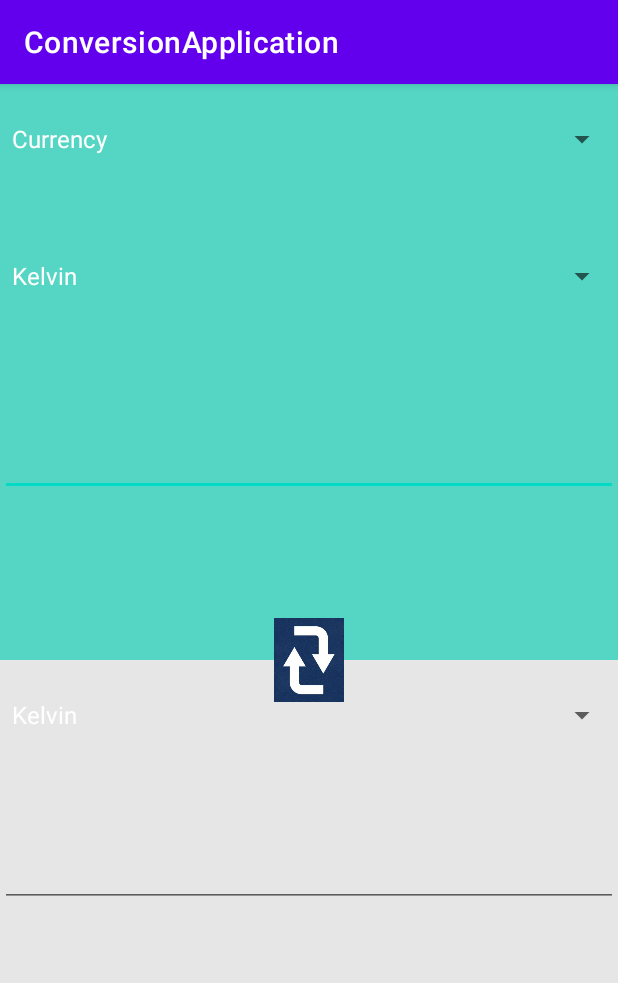
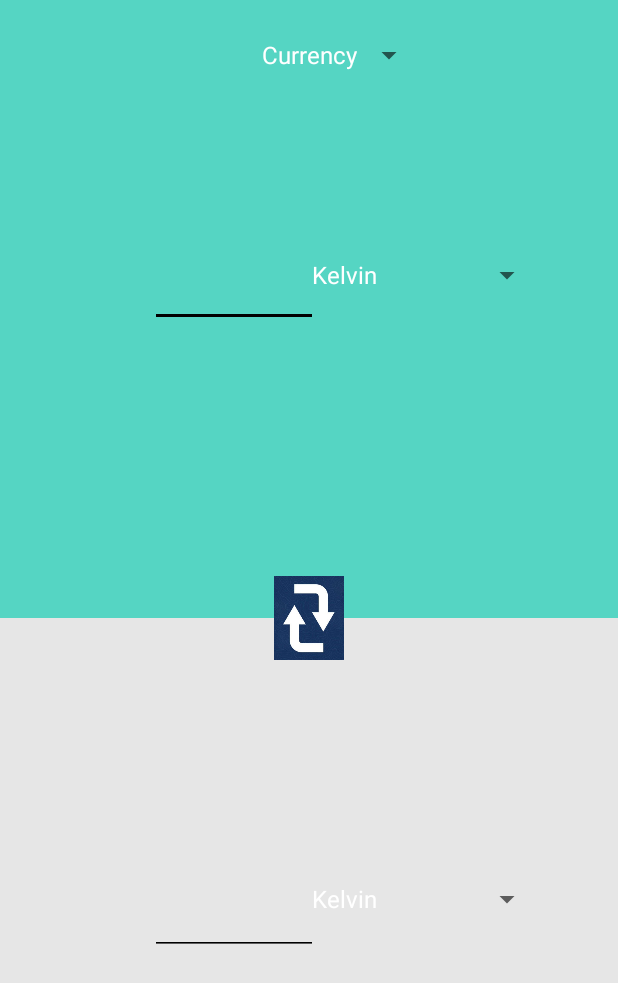
Before and after one commit to PallaviN26/conversionApplication, an Android app: the Temperature screen opened directly, with no data from a screen before it, on a phone screen of 412 x 824 dp. Shown: the top 983 px of the screen. Run offline under Robolectric (Android 15) with nearby library versions, the phone set to English and light mode, and no system bars.

Commit message:
ui changes to temperature

```diff
--- a/app/src/main/java/com/example/conversionapplication/Converter.java
+++ b/app/src/main/java/com/example/conversionapplication/Converter.java
@@ -3,6 +3,7 @@ package com.example.conversionapplication;
 import android.view.View;
 import android.widget.ArrayAdapter;
 import android.widget.Spinner;
+import android.widget.TextView;
 
 import androidx.appcompat.app.AppCompatActivity;
 
@@ -11,11 +12,14 @@ public abstract class Converter extends AppCompatActivity {
         ArrayAdapter<CharSequence> adapter = ArrayAdapter.createFromResource(getApplicationContext(),R.array.basic_category_array, android.R.layout.simple_spinner_dropdown_item);
         adapter.setDropDownViewResource(android.R.layout.simple_spinner_dropdown_item);
         spinner.setAdapter(adapter);
+
     }
     public void listOptions(Spinner dropdown1,Spinner dropdown2){
         ArrayAdapter<CharSequence> adapter = ArrayAdapter.createFromResource(getApplicationContext(),R.array.temperature_options, android.R.layout.simple_spinner_dropdown_item);
         adapter.setDropDownViewResource(android.R.layout.simple_spinner_dropdown_item);
         dropdown1.setAdapter(adapter);
+//        TextView textView=(TextView)findViewById(R.id.textView);
+//        textView.setText(dropdown1.getSelectedItem().toString());
         dropdown2.setAdapter(adapter);
     }
 
--- a/app/src/main/java/com/example/conversionapplication/MainActivity.java
+++ b/app/src/main/java/com/example/conversionapplication/MainActivity.java
@@ -13,6 +13,7 @@ public class MainActivity extends AppCompatActivity {
     @Override
     protected void onCreate(Bundle savedInstanceState) {
         super.onCreate(savedInstanceState);
+        getSupportActionBar().hide();
         setContentView(R.layout.activity_main);
     }
     public void categoryFile(View view){
--- a/app/src/main/java/com/example/conversionapplication/Temperature.java
+++ b/app/src/main/java/com/example/conversionapplication/Temperature.java
@@ -17,6 +17,7 @@ public class Temperature extends Converter {
     @Override
     protected void onCreate(Bundle savedInstanceState) {
         super.onCreate(savedInstanceState);
+        getSupportActionBar().hide();
         setContentView(R.layout.activity_temperature);
         swapImage = findViewById(R.id.swap);
         swapImage.setRotation(90);
--- a/app/src/main/res/layout/activity_temperature.xml
+++ b/app/src/main/res/layout/activity_temperature.xml
@@ -23,20 +23,67 @@
 
                 <Spinner
                     android:id="@+id/category"
+                    style="?android:attr/spinnerItemStyle"
+                    android:layout_width="wrap_content"
+                    android:layout_height="73dp"
+                    android:layout_gravity="center_horizontal"
+                    android:gravity="center_horizontal"
+                    android:popupBackground="#55d5c3"
+                    />
+
+                <RelativeLayout
                     android:layout_width="match_parent"
-                    android:layout_height="73dp" />
+                    android:layout_height="250dp"
 
-                <Spinner
-                    android:id="@+id/temperatureUnit1"
-                    android:layout_width="match_parent"
-                    android:layout_height="110dp" />
+                    >
 
-                <EditText
-                    android:id="@+id/input1"
-                    android:layout_width="match_parent"
-                    android:layout_height="91dp"
-                    android:ems="10"
-                    android:inputType="number" />
+                    <EditText
+                        android:id="@+id/input1"
+                        android:layout_width="100dp"
+                        android:layout_height="75dp"
+
+                        android:layout_alignParentStart="true"
+                        android:layout_alignParentLeft="true"
+                        android:layout_alignParentTop="true"
+                        android:layout_alignParentEnd="true"
+                        android:layout_alignParentRight="true"
+                        android:layout_alignParentBottom="true"
+                        android:layout_marginStart="100dp"
+                        android:layout_marginLeft="100dp"
+                        android:layout_marginTop="75dp"
+                        android:layout_marginEnd="200dp"
+                        android:layout_marginRight="200dp"
+                        android:layout_marginBottom="105dp"
+                        android:backgroundTint="@color/black"
+                        android:ems="10"
+                        android:inputType="number"
+                        android:textSize="24sp"
+                        android:textStyle="italic" />
+
+                    <Spinner
+                        android:id="@+id/temperatureUnit1"
+                        android:layout_width="wrap_content"
+                        android:layout_height="75dp"
+                        android:layout_alignParentStart="true"
+                        android:layout_alignParentLeft="true"
+                        android:layout_alignParentTop="true"
+                        android:layout_alignParentEnd="true"
+                        android:layout_alignParentRight="true"
+                        android:layout_alignParentBottom="true"
+                        android:layout_gravity="center_horizontal"
+                        android:layout_marginStart="200dp"
+                        android:layout_marginLeft="200dp"
+                        android:layout_marginTop="75dp"
+                        android:layout_marginEnd="50dp"
+                        android:layout_marginRight="50dp"
+                        android:layout_marginBottom="105dp"
+                        android:gravity="center_horizontal"
+                        android:popupBackground="#55d5c3" />
+
+                </RelativeLayout>
+
+
+
             </LinearLayout>
 
             <LinearLayout
@@ -45,16 +92,58 @@
                 android:layout_weight="1"
                 android:background="#e6e6e6"
                 android:orientation="vertical" >
-                <Spinner
-                    android:id="@+id/temperatureUnit2"
+                <RelativeLayout
                     android:layout_width="match_parent"
-                    android:layout_height="73dp" />
-                <EditText
-                    android:id="@+id/input2"
-                    android:layout_width="match_parent"
-                    android:layout_height="91dp"
-                    android:ems="10"
-                    android:inputType="number" />
+                    android:layout_height="350dp"
+
+                    >
+
+                    <EditText
+                        android:id="@+id/input"
+                        android:layout_width="100dp"
+                        android:layout_height="75dp"
+
+                        android:layout_alignParentStart="true"
+                        android:layout_alignParentLeft="true"
+                        android:layout_alignParentTop="true"
+                        android:layout_alignParentEnd="true"
+                        android:layout_alignParentRight="true"
+                        android:layout_alignParentBottom="true"
+                        android:layout_marginStart="100dp"
+                        android:layout_marginLeft="100dp"
+                        android:layout_marginTop="150dp"
+                        android:layout_marginEnd="200dp"
+                        android:layout_marginRight="200dp"
+                        android:layout_marginBottom="125dp"
+                        android:backgroundTint="@color/black"
+                        android:ems="10"
+                        android:inputType="number"
+                        android:textSize="24sp"
+                        android:textStyle="italic" />
+
+                    <Spinner
+                        android:id="@+id/temperatureUnit2"
+                        android:layout_width="wrap_content"
+                        android:layout_height="75dp"
+                        android:layout_alignParentStart="true"
+                        android:layout_alignParentLeft="true"
+                        android:layout_alignParentTop="true"
+                        android:layout_alignParentEnd="true"
+                        android:layout_alignParentRight="true"
+                        android:layout_alignParentBottom="true"
+                        android:layout_gravity="center_horizontal"
+                        android:layout_marginStart="200dp"
+                        android:layout_marginLeft="200dp"
+                        android:layout_marginTop="150dp"
+                        android:layout_marginEnd="50dp"
+                        android:layout_marginRight="50dp"
+                        android:layout_marginBottom="125dp"
+                        android:gravity="center_horizontal"
+                        android:popupBackground="#e6e6e6" />
+
+                </RelativeLayout>
+
+
             </LinearLayout>
         </LinearLayout>
 
```
